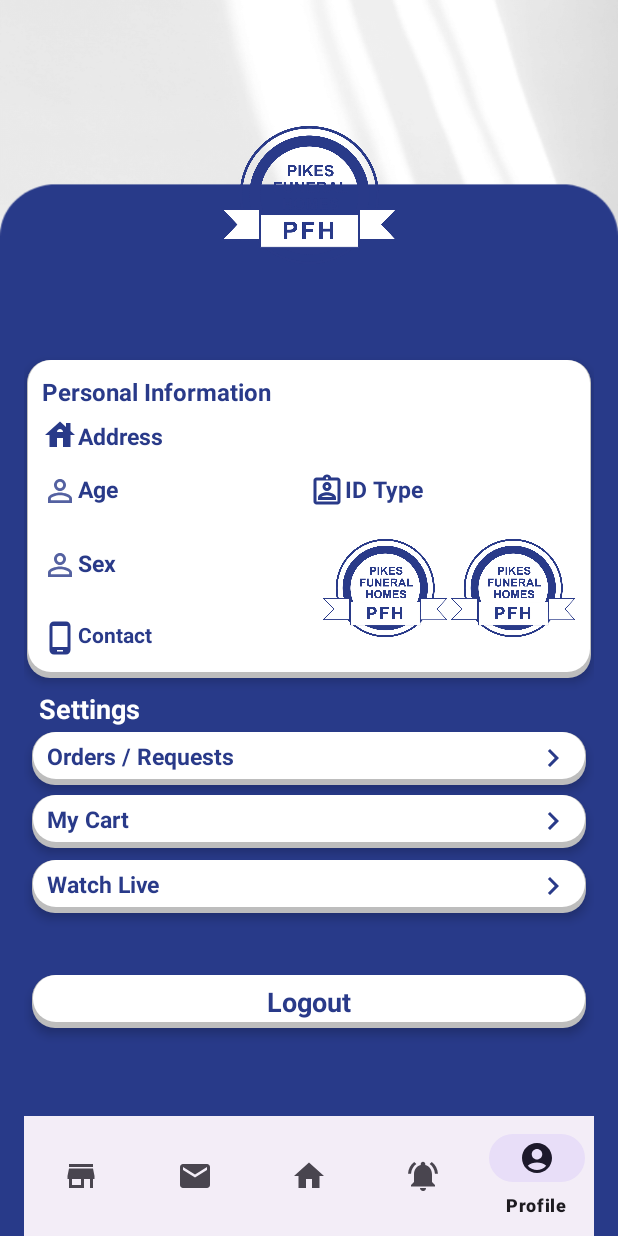
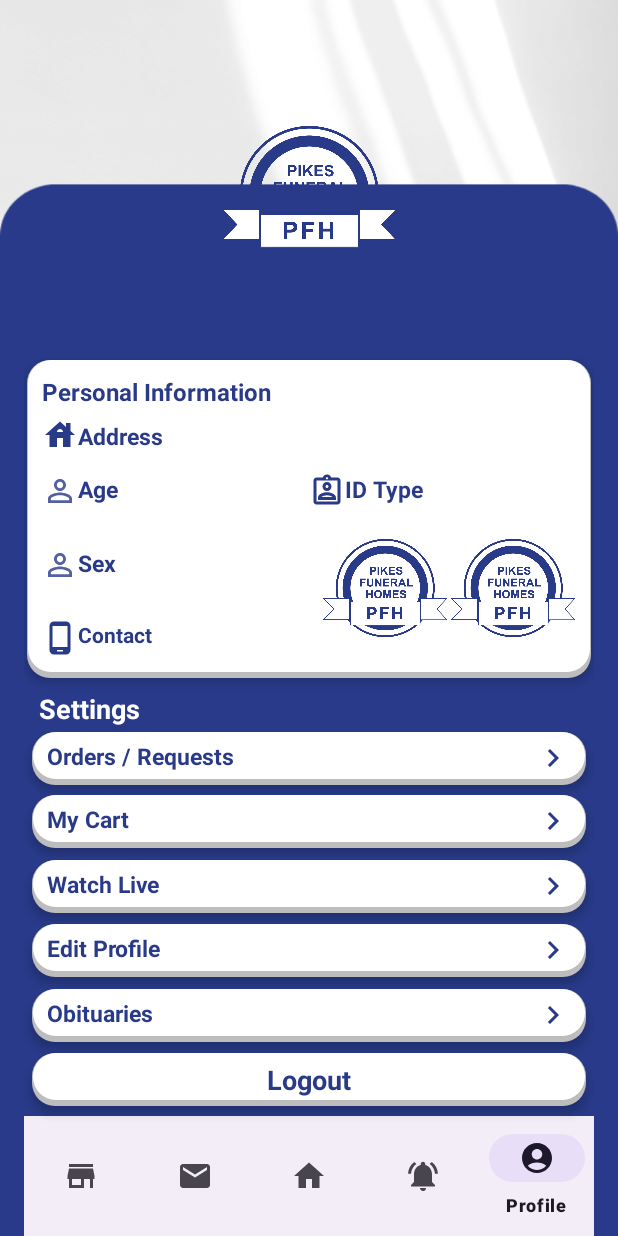
Before and after one commit to dyimz/FuneralSystemMobile, an Android app: the ProfileActivity screen opened directly, with no data from a screen before it, on a phone screen of 412 x 824 dp. Run offline under Robolectric (Android 15) with nearby library versions, the phone set to English and light mode, and no system bars; our stand-ins replace Picasso, Volley; network calls fail; pictures from the network do not load; 1 statement that could not run was skipped.

Commit message:
profile navigations

```diff
--- a/app/src/main/java/com/example/funeralsystemmobile/ProfileActivity.java
+++ b/app/src/main/java/com/example/funeralsystemmobile/ProfileActivity.java
@@ -91,6 +91,24 @@ public class ProfileActivity extends AppCompatActivity {
             @Override
             public void onClick(View view) {
                 startActivity(new Intent(ProfileActivity.this, WatchActivity.class));
+            }
+        });
+
+        TextView editProfile = findViewById(R.id.editProfile);
+        editProfile.setOnClickListener(new View.OnClickListener() {
+            @Override
+            public void onClick(View view) {
+                startActivity(new Intent(ProfileActivity.this, EditprofileActivity.class));
+//                Toast.makeText(getApplicationContext(), "editProfile", Toast.LENGTH_SHORT).show();
+            }
+        });
+
+        TextView obituaries = findViewById(R.id.obituaries);
+        obituaries.setOnClickListener(new View.OnClickListener() {
+            @Override
+            public void onClick(View view) {
+//                startActivity(new Intent(ProfileActivity.this, WatchActivity.class));
+                Toast.makeText(getApplicationContext(), "obituaries", Toast.LENGTH_SHORT).show();
             }
         });
 
--- a/app/src/main/res/layout/activity_profile.xml
+++ b/app/src/main/res/layout/activity_profile.xml
@@ -416,7 +416,63 @@
         android:layout_alignParentTop="true"
         android:layout_alignParentEnd="true"
         android:layout_marginStart="5dp"
-        android:layout_marginTop="630dp"
+        android:layout_marginTop="596dp"
+        android:layout_marginEnd="5dp"
+        android:background="@drawable/whitebackground"
+        android:elevation="4dp"
+        android:orientation="vertical">
+
+        <TextView
+            android:id="@+id/editProfile"
+            android:layout_width="match_parent"
+            android:layout_height="wrap_content"
+            android:layout_marginStart="10dp"
+            android:layout_marginTop="5dp"
+            android:layout_marginEnd="10dp"
+            android:drawableRight="@drawable/baseline_chevron_right_24"
+            android:drawableTint="@color/blue"
+            android:text="Edit Profile"
+            android:textColor="@color/blue"
+            android:textSize="15sp"
+            android:textStyle="bold" />
+    </LinearLayout>
+
+    <LinearLayout
+        android:layout_width="match_parent"
+        android:layout_height="35dp"
+        android:layout_alignParentStart="true"
+        android:layout_alignParentTop="true"
+        android:layout_alignParentEnd="true"
+        android:layout_marginStart="5dp"
+        android:layout_marginTop="639dp"
+        android:layout_marginEnd="5dp"
+        android:background="@drawable/whitebackground"
+        android:elevation="4dp"
+        android:orientation="vertical">
+
+        <TextView
+            android:id="@+id/obituaries"
+            android:layout_width="match_parent"
+            android:layout_height="wrap_content"
+            android:layout_marginStart="10dp"
+            android:layout_marginTop="5dp"
+            android:layout_marginEnd="10dp"
+            android:drawableRight="@drawable/baseline_chevron_right_24"
+            android:drawableTint="@color/blue"
+            android:text="Obituaries"
+            android:textColor="@color/blue"
+            android:textSize="15sp"
+            android:textStyle="bold" />
+    </LinearLayout>
+
+    <LinearLayout
+        android:layout_width="match_parent"
+        android:layout_height="35dp"
+        android:layout_alignParentStart="true"
+        android:layout_alignParentTop="true"
+        android:layout_alignParentEnd="true"
+        android:layout_marginStart="5dp"
+        android:layout_marginTop="682dp"
         android:layout_marginEnd="5dp"
         android:background="@drawable/whitebackground"
         android:elevation="4dp"
```
